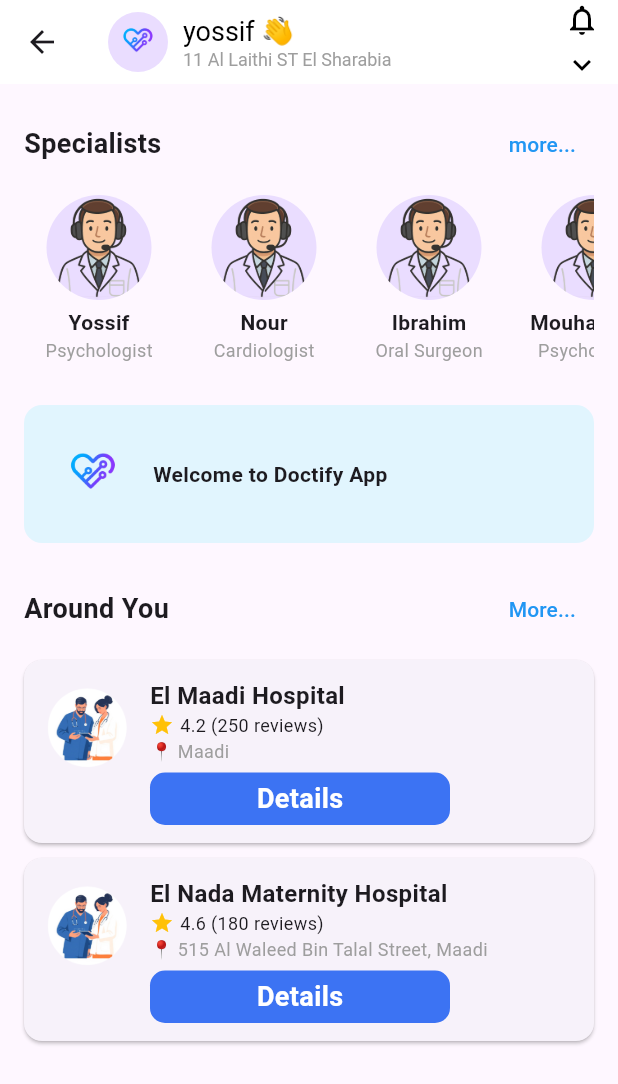
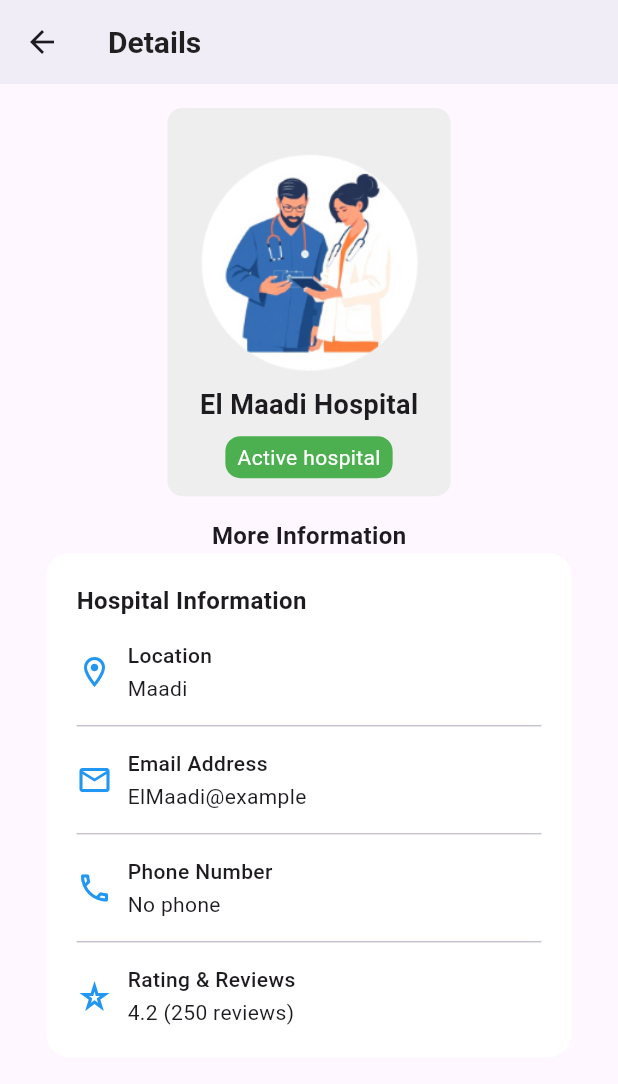
Before and after one commit to NourMahamoud/Healthy_System, a Flutter app: the HomeScreen screen opened directly, after a tap on "Details", on a phone screen of 412 x 824 dp. Shown: the top 1084 px of the screen. Run offline on Flutter 3.47's test engine with Material 3 defaults, Android fonts, the phone set to English and light mode, and no system bars; our stand-ins replace google_fonts, introduction_screen.

Commit message:
version 1 of main screens

```diff
--- /dev/null
+++ b/lib/View/screens/details_Screens/details.dart
@@ -0,0 +1,239 @@
+import 'package:doctifityapp/View/widgets/more_app_bar.dart';
+import 'package:flutter/material.dart';
+
+class Information extends StatelessWidget {
+  final String name;
+  final String? email;
+  final String? phone;
+  final String image;
+  final String? address;
+  final String? age;
+  final String? specialty;
+  final String? location;
+  final int? reviews;
+  final double? rating;
+  final bool active;
+  final String role;
+
+  const Information({
+    super.key,
+    required this.name,
+    this.specialty,
+    this.address,
+    this.age,
+    this.email,
+    required this.image,
+    required this.active,
+    this.phone,
+    required this.role,
+    this.location,
+    this.reviews,
+    this.rating,
+  });
+
+  @override
+  Widget build(BuildContext context) {
+    final screenWidth = MediaQuery.of(context).size.width;
+    final screenHeight = MediaQuery.of(context).size.height;
+
+    return Scaffold(
+      appBar: MoreAppBar(title: "Details", showBack: true),
+      body: SafeArea(
+        child: SingleChildScrollView(
+          padding: const EdgeInsets.all(16),
+          child: Column(
+            children: [
+              // Profile container
+              Container(
+                decoration: BoxDecoration(
+                  color: Colors.grey.shade200,
+                  borderRadius: BorderRadius.circular(10),
+                ),
+                padding: const EdgeInsets.all(12),
+                child: Column(
+                  children: [
+                    ClipRRect(
+                      borderRadius: BorderRadius.circular(20),
+                      child: Image.asset(
+                        image,
+                        height: screenHeight * 0.2,
+                        width: screenWidth * 0.4,
+                        fit: BoxFit.cover,
+                      ),
+                    ),
+                    const SizedBox(height: 8),
+                    Text(
+                      name,
+                      style: const TextStyle(
+                        fontSize: 18,
+                        fontWeight: FontWeight.bold,
+                      ),
+                    ),
+                    const SizedBox(height: 8),
+                    Container(
+                      padding: const EdgeInsets.symmetric(
+                        horizontal: 8,
+                        vertical: 4,
+                      ),
+                      decoration: BoxDecoration(
+                        color: active ? Colors.green : Colors.red,
+                        borderRadius: BorderRadius.circular(10),
+                      ),
+                      child: Text(
+                        active ? "Active $role" : "Non active $role",
+                        style: const TextStyle(color: Colors.white),
+                      ),
+                    ),
+                  ],
+                ),
+              ),
+
+              const SizedBox(height: 15),
+              const Text(
+                "More Information",
+                style: TextStyle(fontSize: 16, fontWeight: FontWeight.bold),
+              ),
+
+              role == "doctor" ? _doctorInfo() : _hospitalInfo(),
+            ],
+          ),
+        ),
+      ),
+    );
+  }
+
+  // Doctor Info Widget
+  Widget _doctorInfo() {
+    return Center(
+      child: Container(
+        width: 350,
+        padding: const EdgeInsets.all(20),
+        decoration: BoxDecoration(
+          color: Colors.white,
+          borderRadius: BorderRadius.circular(15),
+        ),
+        child: Column(
+          crossAxisAlignment: CrossAxisAlignment.start,
+          children: [
+            const Text(
+              "Personal Information",
+              style: TextStyle(fontSize: 16, fontWeight: FontWeight.bold),
+            ),
+            const SizedBox(height: 15),
+
+            _infoRow(
+              icon: Icons.person_outline,
+              title: "Full Name",
+              value: "Dr. $name",
+            ),
+            const Divider(height: 30),
+
+            _infoRow(
+              icon: Icons.email_outlined,
+              title: "Email Address",
+              value: email ?? "No email",
+            ),
+            const Divider(height: 30),
+
+            _infoRow(
+              icon: Icons.phone_outlined,
+              title: "Phone Number",
+              value: phone ?? "No phone",
+            ),
+            const Divider(height: 30),
+
+            _infoRow(
+              icon: Icons.medical_information,
+              title: "Specialty",
+              value: specialty ?? "Unknown",
+            ),
+          ],
+        ),
+      ),
+    );
+  }
+
+  // Hospital Info Widget
+  Widget _hospitalInfo() {
+    return Center(
+      child: Container(
+        width: 350,
+        padding: const EdgeInsets.all(20),
+        decoration: BoxDecoration(
+          color: Colors.white,
+          borderRadius: BorderRadius.circular(15),
+        ),
+        child: Column(
+          crossAxisAlignment: CrossAxisAlignment.start,
+          children: [
+            const Text(
+              "Hospital Information",
+              style: TextStyle(fontSize: 16, fontWeight: FontWeight.bold),
+            ),
+            const SizedBox(height: 15),
+
+            _infoRow(
+              icon: Icons.location_on_outlined,
+              title: "Location",
+              value: location ?? "Unknown",
+            ),
+            const Divider(height: 30),
+
+            _infoRow(
+              icon: Icons.email_outlined,
+              title: "Email Address",
+              value: email ?? "No email",
+            ),
+            const Divider(height: 30),
+
+            _infoRow(
+              icon: Icons.phone_outlined,
+              title: "Phone Number",
+              value: phone ?? "No phone",
+            ),
+            const Divider(height: 30),
+
+            _infoRow(
+              icon: Icons.star_rate_outlined,
+              title: "Rating & Reviews",
+              value: "${rating ?? 0} (${reviews ?? 0} reviews)",
+            ),
+          ],
+        ),
+      ),
+    );
+  }
+
+  // reusable info row
+  Widget _infoRow({
+    required IconData icon,
+    required String title,
+    required String value,
+    Widget? trailing,
+  }) {
+    return Row(
+      crossAxisAlignment: CrossAxisAlignment.center,
+      children: [
+        Icon(icon, color: Colors.blue),
+        const SizedBox(width: 10),
+        Expanded(
+          child: Column(
+            crossAxisAlignment: CrossAxisAlignment.start,
+            children: [
+              Text(
+                title,
+                style: const TextStyle(
+                  fontWeight: FontWeight.w500,
+                  fontSize: 14,
+                ),
+              ),
+              const SizedBox(height: 2),
+              Text(value, style: const TextStyle(fontSize: 14)),
+            ],
+          ),
+        ),
+        if (trailing != null) trailing,
+      ],
+    );
+  }
+}
--- a/lib/View/screens/main_navigation.dart
+++ b/lib/View/screens/main_navigation.dart
@@ -24,12 +24,12 @@
     return Scaffold(
       body: AnimatedSwitcher(
         duration: const Duration(milliseconds: 700),
-        switchInCurve: Curves.easeInOut, // بدلتها
-        switchOutCurve: Curves.easeInOut, // بدلتها
+        switchInCurve: Curves.easeInOut,
+        switchOutCurve: Curves.easeInOut,
         transitionBuilder: (child, animation) {
           final fade = Tween<double>(begin: 0, end: 1).animate(animation);
           final scale = Tween<double>(begin: 0.8, end: 1.0).animate(
-            CurvedAnimation(parent: animation, curve: Curves.easeOut), // بدلتها
+            CurvedAnimation(parent: animation, curve: Curves.easeOut),
           );
           final rotate = Tween<double>(begin: 0.1, end: 0).animate(animation);
           final slide = Tween<Offset>(
--- a/lib/View/screens/main_screens/home_screen.dart
+++ b/lib/View/screens/main_screens/home_screen.dart
@@ -1,3 +1,4 @@
+import 'package:doctifityapp/View/screens/details_Screens/details.dart';
 import 'package:doctifityapp/View/screens/details_Screens/more_doctors.dart';
 import 'package:doctifityapp/View/screens/details_Screens/more_hospitals.dart';
 import 'package:doctifityapp/utills/ImagePath.dart';
@@ -123,7 +124,24 @@
                 itemCount: vm.doctors.length,
                 itemBuilder: (context, index) {
                   final doctor = vm.doctors[index];
-                  return Container(
+                  return InkWell(
+                    onTap: () {
+                      Navigator.of(context).push(
+                        MaterialPageRoute(
+                          builder: (context) => Information(
+                            name: doctor.name,
+                            image: doctor.imageUrl,
+                            active: true,
+                            role: "doctor",
+                            address: doctor.address,
+                            email: doctor.email,
+                            phone: doctor.phone,
+                            specialty: doctor.specialty,
+                          ),
+                        ),
+                      );
+                    },
+                    child: Container(
                       width: 100,
                       margin: EdgeInsets.only(right: 10),
                       child: Column(
@@ -142,6 +160,7 @@
                             style: TextStyle(color: Colors.grey, fontSize: 12),
                           ),
                         ],
+                      ),
                     ),
                   );
                 },
@@ -261,7 +280,22 @@
                                 ),
                                 SizedBox(height: 6),
                                 InkWell(
-                                  onTap: () {},
+                                  onTap: () {
+                                    Navigator.of(context).push(
+                                      MaterialPageRoute(
+                                        builder: (context) => Information(
+                                          name: hospital.name,
+                                          image: hospital.imageUrl,
+                                          active: true,
+                                          role: 'hospital',
+                                          location: hospital.location,
+                                          email: hospital.email,
+                                          rating: hospital.rating,
+                                          reviews: hospital.reviews,
+                                        ),
+                                      ),
+                                    );
+                                  },
                                   child: Container(
                                     alignment: Alignment.center,
                                     height: 35,
--- a/lib/View/widgets/hospital_card.dart
+++ b/lib/View/widgets/hospital_card.dart
@@ -68,13 +68,15 @@
                     ),
                   ),
 
-                  email!=null ? Text(
+                  email != null
+                      ? Text(
                           email!,
                           style: TextStyle(
                             color: Colors.grey,
                             fontSize: screenWidth * 0.04,
                           ),
-                  ): Text("Email Not Found")
+                        )
+                      : Text("Email Not Found"),
                 ],
               ),
             ),
--- a/lib/main.dart
+++ b/lib/main.dart
@@ -1,4 +1,5 @@
 import 'package:doctifityapp/View/screens/Introduction_Screens/Splash_Screen.dart';
+import 'package:doctifityapp/View/screens/main_navigation.dart';
 import 'package:flutter/material.dart';
 import 'package:provider/provider.dart';
 import 'view_model/home_view_model.dart';
@@ -26,9 +27,6 @@
 class _MyAppState extends State<MyApp> {
   @override
   Widget build(BuildContext context) {
-    return MaterialApp(
-      debugShowCheckedModeBanner: false,
-      home: SplashScreen(),
-    );
+    return MaterialApp(debugShowCheckedModeBanner: false, home: SplashScreen());
   }
 }
--- a/lib/model/model_doctor.dart
+++ b/lib/model/model_doctor.dart
@@ -2,8 +2,18 @@
   final String name;
   final String age;
   final String specialty;
+  final String phone;
+  final String address;
   final String imageUrl;
   final String email;
 
-  Doctor({required this.email, required this.name, required this.specialty, required this.imageUrl , required this.age});
+  Doctor({
+    required this.email,
+    required this.phone,
+    required this.name,
+    required this.specialty,
+    required this.imageUrl,
+    required this.age,
+    required this.address,
+  });
 }
--- a/lib/model/model_hospital.dart
+++ b/lib/model/model_hospital.dart
@@ -5,9 +5,11 @@
   final String location;
   final String imageUrl;
   final String email;
+  final String phone;
 
   Hospital({
     required this.email,
+    required this.phone,
     required this.name,
     required this.rating,
     required this.reviews,
--- a/lib/view_model/home_view_model.dart
+++ b/lib/view_model/home_view_model.dart
@@ -50,6 +50,8 @@
         imageUrl: Image_path().doctor_headphone,
         email: 'yossif@example',
         age: '20',
+        phone: '01221966567',
+        address: '515 Al Waleed Bin Talal Street, Maadi',
       ),
       Doctor(
         name: "Nour",
@@ -57,6 +59,8 @@
         imageUrl: Image_path().doctor_headphone,
         email: 'nour@example',
         age: '21',
+        phone: '01221966567',
+        address: '515 Al Waleed Bin Talal Street, Maadi',
       ),
       Doctor(
         name: "Ibrahim",
@@ -64,13 +68,25 @@
         imageUrl: Image_path().doctor_headphone,
         email: 'Ibrahim@example',
         age: '30',
+        phone: '01221966567',
+        address: '515 Al Waleed Bin Talal Street, Maadi',
       ),
       Doctor(
         name: "Mouhammed",
         specialty: "Psychologist ",
         imageUrl: Image_path().doctor_headphone,
         email: 'mouhammed@example',
-        age: '40',
+        age: '40',phone: '01221966567',
+        address: '515 Al Waleed Bin Talal Street, Maadi',
+      ),
+      Doctor(
+        name: "Nour",
+        specialty: "Cardiologist",
+        imageUrl: Image_path().doctor_headphone,
+        email: 'nour@example',
+        age: '21',
+        phone: '01221966567',
+        address: '515 Al Waleed Bin Talal Street, Maadi',
       ),
     ];
 
@@ -82,6 +98,7 @@
         location: "Maadi",
         imageUrl: Image_path().selection,
         email: 'ElMaadi@example',
+        phone: "01121966567"
       ),
       Hospital(
         name: "El Nada Maternity Hospital",
@@ -90,6 +107,7 @@
         location: "515 Al Waleed Bin Talal Street, Maadi",
         imageUrl: Image_path().selection,
         email: 'Elnada@example',
+        phone: "01121966567"
       ),
     ];
 
```
Also changed, not shown: lib/View/widgets/doctor_card.dart (+2 -7 lines). Lines whose indentation alone changed are shown as unchanged.
